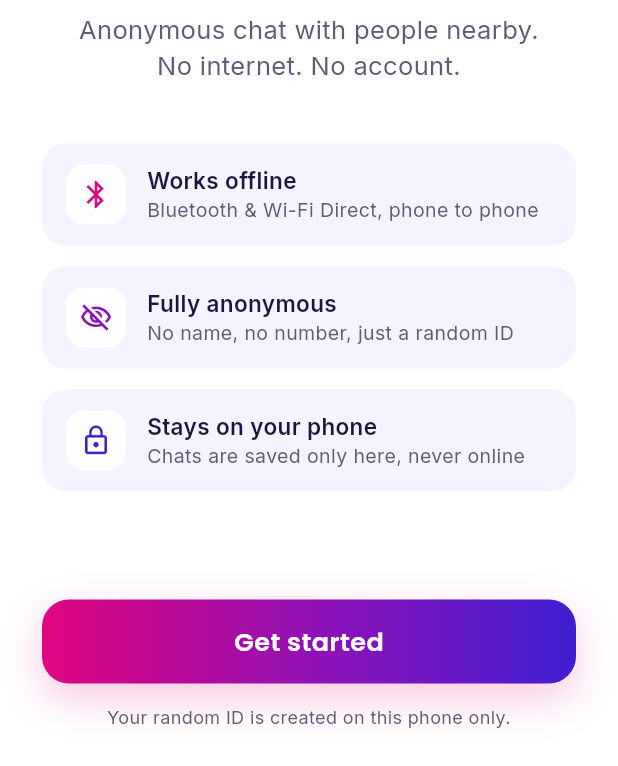
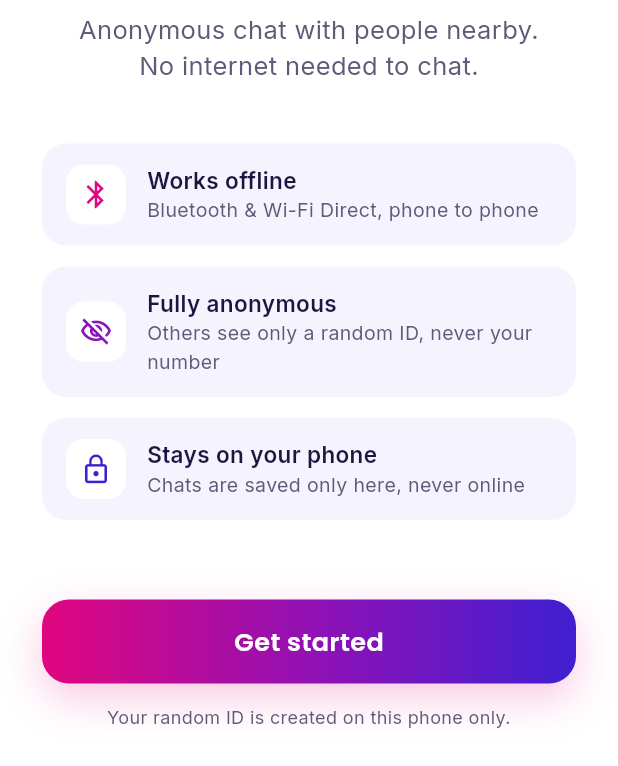
Before and after one commit to niladri-turain/tb_offline_chat, a Flutter app: the WelcomeScreen screen opened directly, on a phone screen of 412 x 824 dp, the part 470-1236 px from its top. Run offline on Flutter 3.47's test engine with Material 3 defaults, Android fonts, the phone set to English and light mode, and no system bars; our stand-ins replace device_info_plus, flutter_blue_plus, flutter_secure_storage, get_it, package_info_plus, permission_handler and 1 more; missing offline and left inert: cryptography, nearby_connections; accounts and stored records are empty.

Commit message:
change end point and text update

```diff
--- a/lib/core/api/api_endpoints.dart
+++ b/lib/core/api/api_endpoints.dart
@@ -5,9 +5,9 @@ class ApiEndpoints {
   /// Change it here, or pass it at build time:
   /// `flutter run --dart-define=BASE_URL=https://api.example.com`
   /// (10.0.2.2 is the computer running the Android emulator.)
-  static const baseUrl = String.fromEnvironment('BASE_URL', defaultValue: 'http://192.168.0.240:3000');
+  static const baseUrl = String.fromEnvironment('BASE_URL', defaultValue: 'https://tbchat.smscannon.in/');
 
   // Mobile app auth
-  static const sendOtp = '/api/v1/auth/send-otp';
-  static const verifyOtp = '/api/v1/auth/verify-otp';
+  static const sendOtp = 'api/v1/auth/send-otp';
+  static const verifyOtp = 'api/v1/auth/verify-otp';
 }
--- a/lib/screens/login_screen.dart
+++ b/lib/screens/login_screen.dart
@@ -89,7 +89,7 @@ class _LoginScreenState extends State<LoginScreen> {
                         Icon(Icons.lock_outline, size: 16, color: TB.muted),
                         SizedBox(width: 6),
                         Expanded(
-                          child: Text('Your number stays on this phone. Nearby people only see your anonymous ID.',
+                          child: Text('Your number is used only to log you in. Nearby people only see your anonymous ID.',
                               style: TextStyle(fontSize: 12, height: 1.4, color: TB.muted)),
                         ),
                       ],
--- a/lib/screens/settings_screen.dart
+++ b/lib/screens/settings_screen.dart
@@ -256,10 +256,11 @@ class _SettingsScreenState extends State<SettingsScreen> {
                 const Divider(height: 1, color: TB.divider),
                 const ListTile(
                   leading: Icon(Icons.lock_outline, color: TB.indigo),
-                  title: Text('No server, no account', style: _titleStyle),
+                  title: Text('Chats never go online', style: _titleStyle),
                   subtitle: Text(
                     'Messages go straight from phone to phone over Bluetooth and Wi-Fi. '
-                    'Your ID and chats are kept only on this phone.',
+                    'Your ID and chats are kept only on this phone. Our server only has your '
+                    'mobile number, for login.',
                     style: _subtitleStyle,
                   ),
                 ),
--- a/lib/screens/welcome_screen.dart
+++ b/lib/screens/welcome_screen.dart
@@ -32,7 +32,7 @@ class WelcomeScreen extends StatelessWidget {
                             letterSpacing: -0.5,
                             color: TB.ink)),
                     const SizedBox(height: 8),
-                    const Text('Anonymous chat with people nearby.\nNo internet. No account.',
+                    const Text('Anonymous chat with people nearby.\nNo internet needed to chat.',
                         textAlign: TextAlign.center, style: TextStyle(fontSize: 17, color: TB.muted)),
                     const SizedBox(height: 40),
                     const FeatureTile(
@@ -48,7 +48,7 @@ class WelcomeScreen extends StatelessWidget {
                       icon: Icons.visibility_off_outlined,
                       iconColor: TB.purple,
                       title: 'Fully anonymous',
-                      subtitle: 'No name, no number, just a random ID',
+                      subtitle: 'Others see only a random ID, never your number',
                     ),
                     const SizedBox(height: 14),
                     const FeatureTile(
```
Also changed, not shown: 1 other file.
